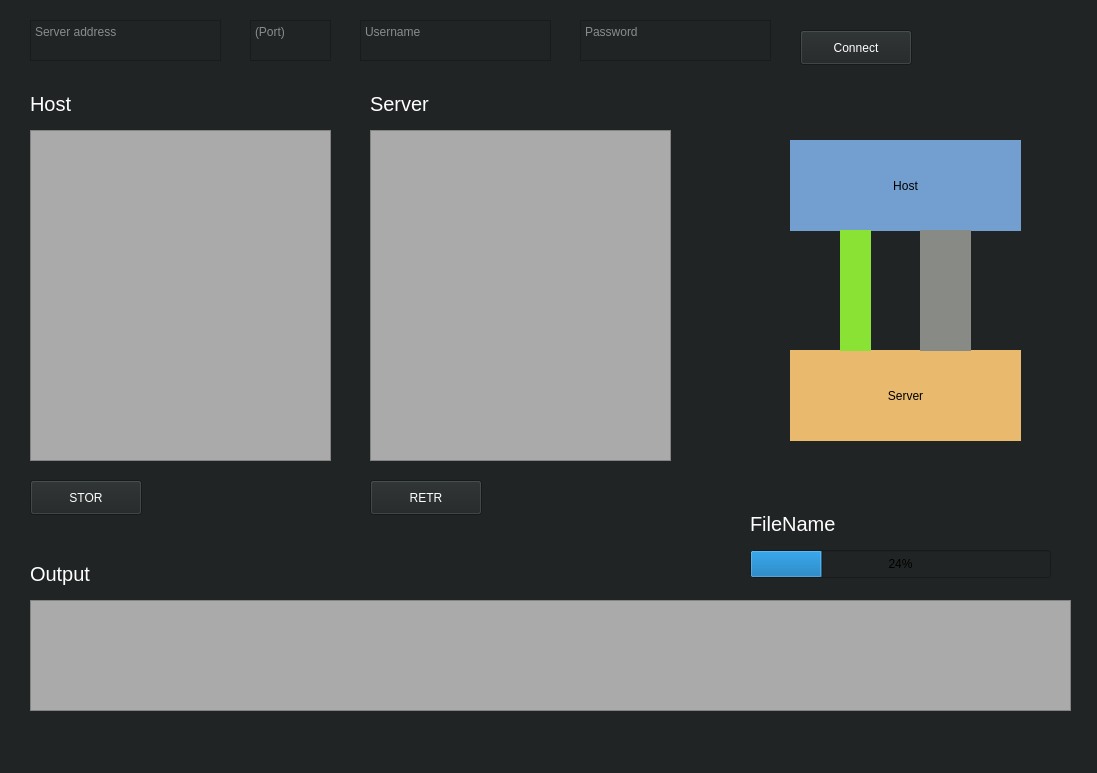
Before: the Qt Designer form Qt-GUI/mainwindow.ui in WizziBot/FTP-Client, drawn with Qt 5.
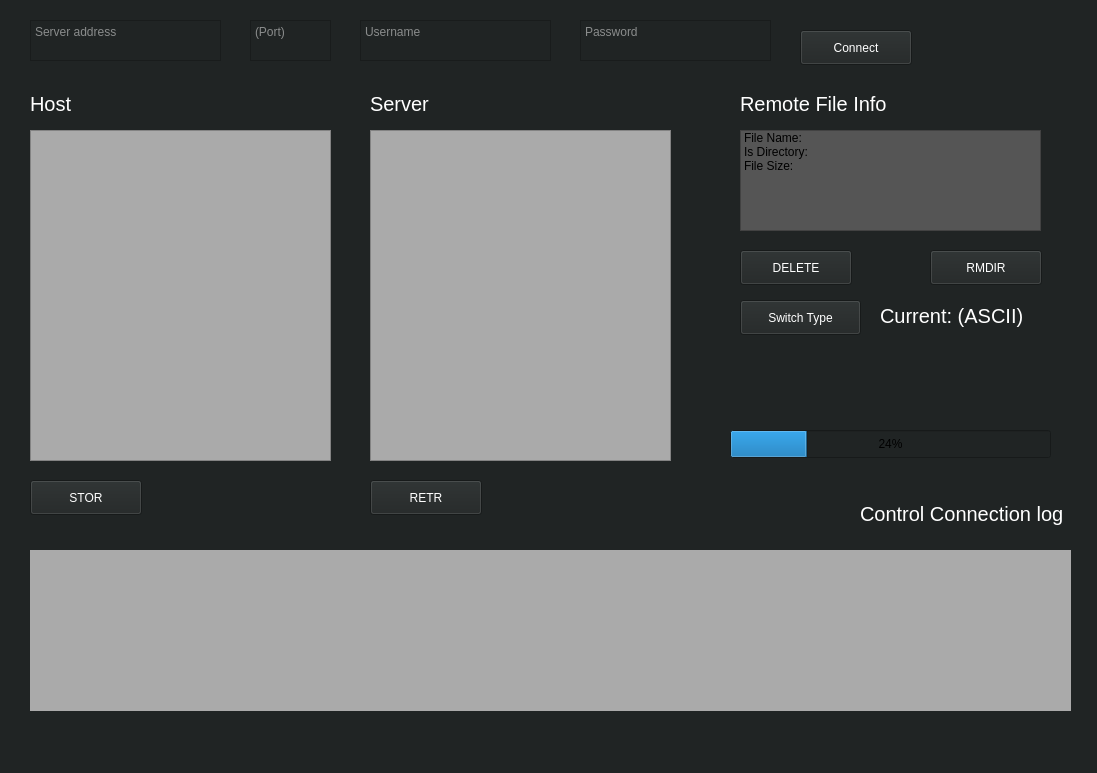
After: the same form once the commit is applied. Custom widgets are drawn as their Qt base class.

Commit message: Replaced Graphic with File Information widget

Patch:
```diff
--- a/Qt-GUI/mainwindow.ui
+++ b/Qt-GUI/mainwindow.ui
@@ -41,9 +41,9 @@
    <widget class="QLabel" name="l_output">
     <property name="geometry">
      <rect>
-      <x>30</x>
-      <y>560</y>
-      <width>87</width>
+      <x>860</x>
+      <y>500</y>
+      <width>211</width>
       <height>27</height>
      </rect>
     </property>
@@ -57,15 +57,15 @@
      <string notr="true">color: rgb(255, 255, 255);</string>
     </property>
     <property name="text">
-     <string>Output</string>
+     <string>Control Connection log</string>
     </property>
    </widget>
    <widget class="QProgressBar" name="p_file_status">
     <property name="geometry">
      <rect>
-      <x>750</x>
-      <y>550</y>
-      <width>301</width>
+      <x>730</x>
+      <y>430</y>
+      <width>321</width>
       <height>28</height>
      </rect>
     </property>
@@ -76,8 +76,8 @@
    <widget class="QLabel" name="l_file_name">
     <property name="geometry">
      <rect>
-      <x>750</x>
-      <y>510</y>
+      <x>740</x>
+      <y>390</y>
       <width>301</width>
       <height>27</height>
      </rect>
@@ -92,7 +92,7 @@
      <string notr="true">color: rgb(255, 255, 255);</string>
     </property>
     <property name="text">
-     <string>FileName</string>
+     <string/>
     </property>
    </widget>
    <widget class="QTextEdit" name="i_address">
@@ -205,76 +205,6 @@
      <string notr="true">background-color: rgb(170, 170, 170);</string>
     </property>
    </widget>
-   <widget class="QLabel" name="g_host">
-    <property name="geometry">
-     <rect>
-      <x>790</x>
-      <y>140</y>
-      <width>231</width>
-      <height>91</height>
-     </rect>
-    </property>
-    <property name="styleSheet">
-     <string notr="true">background-color: rgb(114, 159, 207);</string>
-    </property>
-    <property name="text">
-     <string>Host</string>
-    </property>
-    <property name="alignment">
-     <set>Qt::AlignCenter</set>
-    </property>
-   </widget>
-   <widget class="QLabel" name="g_server">
-    <property name="geometry">
-     <rect>
-      <x>790</x>
-      <y>350</y>
-      <width>231</width>
-      <height>91</height>
-     </rect>
-    </property>
-    <property name="styleSheet">
-     <string notr="true">background-color: rgb(233, 185, 110);</string>
-    </property>
-    <property name="text">
-     <string>Server</string>
-    </property>
-    <property name="alignment">
-     <set>Qt::AlignCenter</set>
-    </property>
-   </widget>
-   <widget class="QLabel" name="g_control_pipe">
-    <property name="geometry">
-     <rect>
-      <x>840</x>
-      <y>230</y>
-      <width>31</width>
-      <height>121</height>
-     </rect>
-    </property>
-    <property name="styleSheet">
-     <string notr="true">background-color: rgb(138, 226, 52);</string>
-    </property>
-    <property name="text">
-     <string/>
-    </property>
-   </widget>
-   <widget class="QLabel" name="g_data_pipe">
-    <property name="geometry">
-     <rect>
-      <x>920</x>
-      <y>230</y>
-      <width>51</width>
-      <height>121</height>
-     </rect>
-    </property>
-    <property name="styleSheet">
-     <string notr="true">background-color: rgb(136, 138, 133);</string>
-    </property>
-    <property name="text">
-     <string/>
-    </property>
-   </widget>
    <widget class="QPushButton" name="recv_btn">
     <property name="geometry">
      <rect>
@@ -344,9 +274,9 @@
     <property name="geometry">
      <rect>
       <x>30</x>
-      <y>600</y>
+      <y>550</y>
       <width>1041</width>
-      <height>111</height>
+      <height>161</height>
      </rect>
     </property>
     <property name="styleSheet">
@@ -374,6 +304,142 @@
      <string>(Port)</string>
     </property>
    </widget>
+   <widget class="QListWidget" name="f_remote_info">
+    <property name="geometry">
+     <rect>
+      <x>740</x>
+      <y>130</y>
+      <width>301</width>
+      <height>101</height>
+     </rect>
+    </property>
+    <property name="styleSheet">
+     <string notr="true">
+background-color: rgb(85, 85, 85);</string>
+    </property>
+    <item>
+     <property name="text">
+      <string>File Name:</string>
+     </property>
+    </item>
+    <item>
+     <property name="text">
+      <string>Is Directory:</string>
+     </property>
+    </item>
+    <item>
+     <property name="text">
+      <string>File Size:</string>
+     </property>
+    </item>
+   </widget>
+   <widget class="QPushButton" name="dele_btn">
+    <property name="geometry">
+     <rect>
+      <x>740</x>
+      <y>250</y>
+      <width>112</width>
+      <height>35</height>
+     </rect>
+    </property>
+    <property name="font">
+     <font>
+      <bold>false</bold>
+     </font>
+    </property>
+    <property name="styleSheet">
+     <string notr="true">color: rgb(255, 255, 255);</string>
+    </property>
+    <property name="text">
+     <string>DELETE</string>
+    </property>
+   </widget>
+   <widget class="QPushButton" name="rmd_btn">
+    <property name="geometry">
+     <rect>
+      <x>930</x>
+      <y>250</y>
+      <width>112</width>
+      <height>35</height>
+     </rect>
+    </property>
+    <property name="font">
+     <font>
+      <bold>false</bold>
+     </font>
+    </property>
+    <property name="styleSheet">
+     <string notr="true">color: rgb(255, 255, 255);</string>
+    </property>
+    <property name="text">
+     <string>RMDIR</string>
+    </property>
+   </widget>
+   <widget class="QPushButton" name="switch_type_btn">
+    <property name="geometry">
+     <rect>
+      <x>740</x>
+      <y>300</y>
+      <width>121</width>
+      <height>35</height>
+     </rect>
+    </property>
+    <property name="font">
+     <font>
+      <bold>false</bold>
+     </font>
+    </property>
+    <property name="styleSheet">
+     <string notr="true">color: rgb(255, 255, 255);</string>
+    </property>
+    <property name="text">
+     <string>Switch Type</string>
+    </property>
+   </widget>
+   <widget class="QLabel" name="l_current_type">
+    <property name="geometry">
+     <rect>
+      <x>880</x>
+      <y>300</y>
+      <width>161</width>
+      <height>31</height>
+     </rect>
+    </property>
+    <property name="font">
+     <font>
+      <pointsize>15</pointsize>
+      <bold>false</bold>
+     </font>
+    </property>
+    <property name="styleSheet">
+     <string notr="true">color: rgb(255, 255, 255);</string>
+    </property>
+    <property name="text">
+     <string>Current: (ASCII)</string>
+    </property>
+   </widget>
+   <widget class="QLabel" name="l_remote_file_info">
+    <property name="geometry">
+     <rect>
+      <x>740</x>
+      <y>90</y>
+      <width>161</width>
+      <height>27</height>
+     </rect>
+    </property>
+    <property name="font">
+     <font>
+      <pointsize>15</pointsize>
+      <bold>false</bold>
+     </font>
+    </property>
+    <property name="styleSheet">
+     <string notr="true">color: rgb(255, 255, 255);</string>
+    </property>
+    <property name="text">
+     <string>Remote File Info</string>
+    </property>
+   </widget>
   </widget>
   <widget class="QMenuBar" name="menubar">
    <property name="geometry">
@@ -390,7 +456,6 @@
  <customwidgets>
   <customwidget>
    <class>TerminalOutput</class>
-   <extends>QPlainTextEdit</extends>
   </customwidget>
  </customwidgets>
  <resources/>
```
The commit also changes 2 other files.
